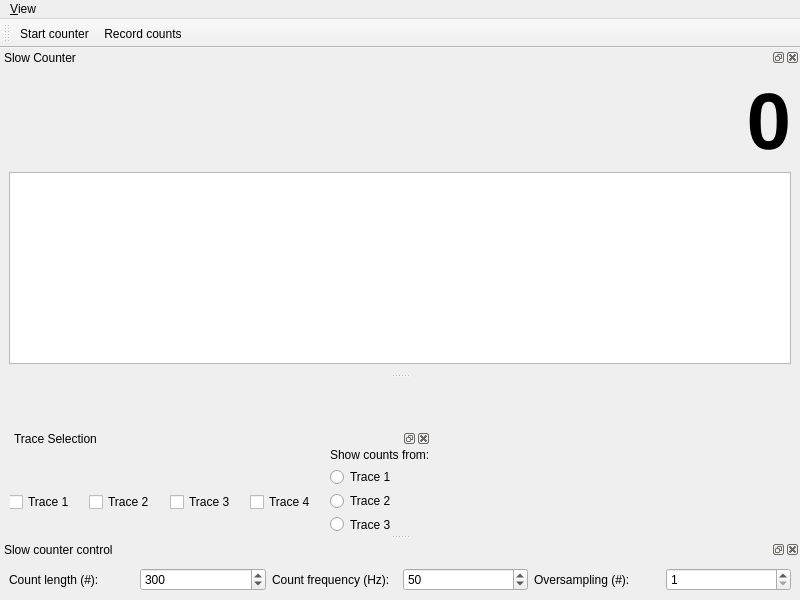
First picture: the form in gui/counter/ui_slow_counter.ui, repository pi3Stuttgart/qudi, before the edit.
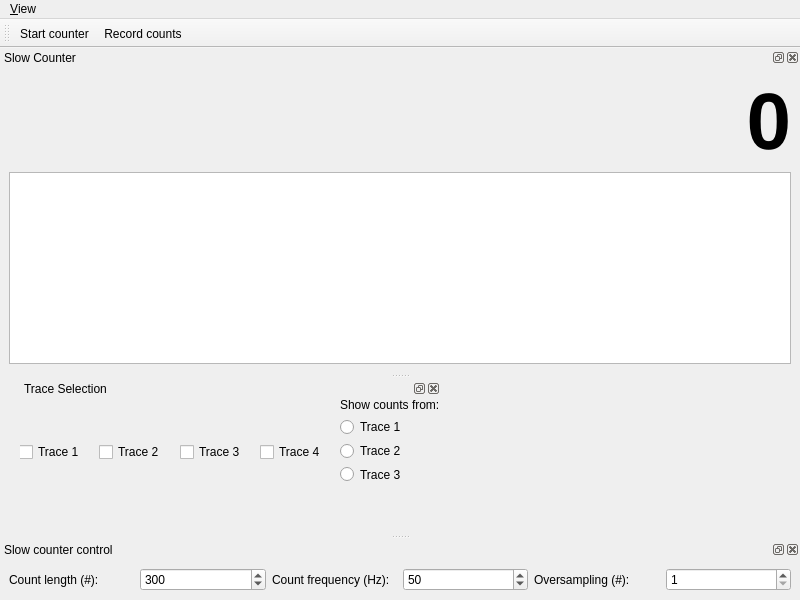
Second picture: the form after the edit. Icons and pictures are not drawn. Custom widgets are drawn as their Qt base class.

```diff
--- a/gui/counter/ui_slow_counter.ui
+++ b/gui/counter/ui_slow_counter.ui
@@ -17,8 +17,8 @@
    <widget class="QDockWidget" name="trace_selection_DockWidget">
     <property name="geometry">
      <rect>
-      <x>10</x>
-      <y>50</y>
+      <x>20</x>
+      <y>0</y>
       <width>421</width>
       <height>109</height>
      </rect>
```
Left out of the diff: 5 changed lines with no effect on the pictures.
